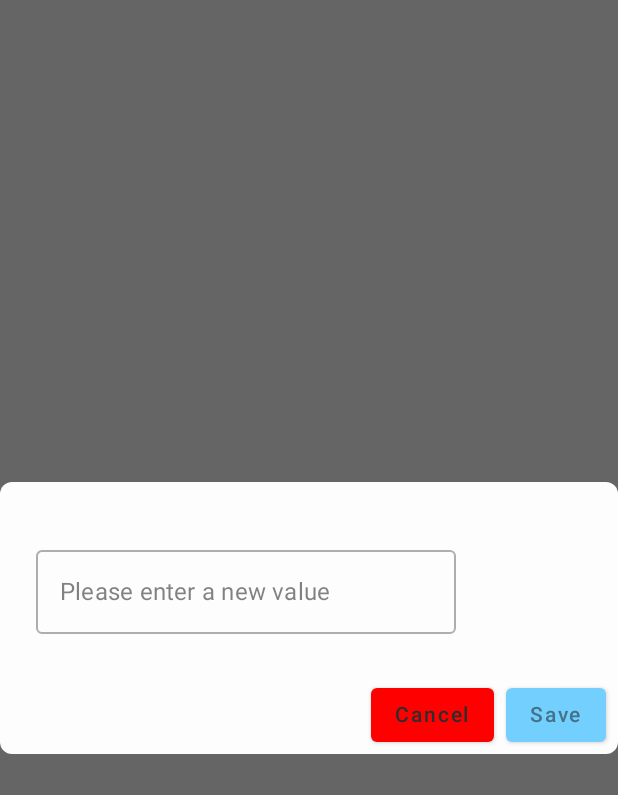
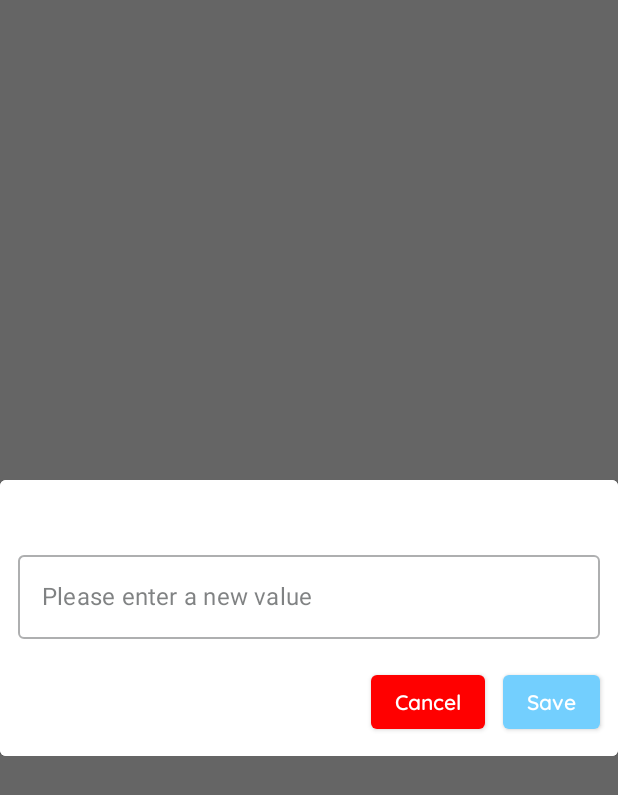
Before and after one commit to andriawan24/hydration-tracker-android, an Android app built with Jetpack Compose: the composable DialogEditValue called with empty values, on a phone screen of 412 x 824 dp. Shown: the top 795 px of the screen. Run offline under Robolectric (Android 15) with nearby library versions, the phone set to English and light mode, and no system bars; our stand-ins replace accompanist; 1 statement that could not run was skipped.

Commit message:
Move to basic dialog for settings

```diff
--- a/app/src/main/java/com/andriawan/hydrationtracker/ui/components/DialogEditValue.kt
+++ b/app/src/main/java/com/andriawan/hydrationtracker/ui/components/DialogEditValue.kt
@@ -1,14 +1,20 @@
 package com.andriawan.hydrationtracker.ui.components
 
-import androidx.compose.foundation.layout.Column
-import androidx.compose.foundation.layout.padding
+import androidx.compose.foundation.background
+import androidx.compose.foundation.layout.*
 import androidx.compose.foundation.text.KeyboardOptions
 import androidx.compose.material.*
 import androidx.compose.runtime.*
 import androidx.compose.ui.Modifier
+import androidx.compose.ui.draw.clip
 import androidx.compose.ui.graphics.Color
+import androidx.compose.ui.text.font.FontWeight
 import androidx.compose.ui.text.input.KeyboardType
+import androidx.compose.ui.tooling.preview.Preview
 import androidx.compose.ui.unit.dp
+import androidx.compose.ui.window.Dialog
+import androidx.compose.ui.window.DialogProperties
+import com.andriawan.hydrationtracker.theme.HydrationTrackerTheme
 
 @Composable
 fun DialogEditValue(
@@ -19,17 +25,22 @@ fun DialogEditValue(
 ) {
     var newValue by remember { mutableStateOf(value) }
 
-    AlertDialog(
-        title = {
-            Text(text = title, style = MaterialTheme.typography.h3)
-        },
-        onDismissRequest = {
-            onDismiss()
-        },
-        text = {
-            Column {
+    Dialog(onDismissRequest = { onDismiss() }) {
+        Card(
+            shape = MaterialTheme.shapes.small
+        ) {
+            Column(
+                modifier = Modifier
+                    .fillMaxWidth()
+                    .background(Color.White)
+                    .padding(12.dp),
+                verticalArrangement = Arrangement.spacedBy(18.dp)
+            ) {
+                Text(
+                    text = title, style = MaterialTheme.typography.h3
+                )
+
                 OutlinedTextField(
-                    modifier = Modifier.padding(top = 12.dp),
                     value = newValue,
                     onValueChange = {
                         newValue = it
@@ -39,28 +50,55 @@ fun DialogEditValue(
                     },
                     keyboardOptions = KeyboardOptions.Default.copy(
                         keyboardType = KeyboardType.Number
+                    ),
+                    textStyle = MaterialTheme.typography.body1,
+                    modifier = Modifier.fillMaxWidth()
                 )
-                )
-            }
-        },
-        confirmButton = {
-            Button(
-                onClick = {
-                    onSubmit(newValue)
-                }
+
+                Row(
+                    horizontalArrangement = Arrangement.End,
+                    modifier = Modifier.fillMaxWidth()
                 ) {
-                Text(text = "Save")
-            }
-        },
-        dismissButton = {
                     Button(
                         onClick = { onDismiss() },
                         colors = ButtonDefaults.buttonColors(
                             backgroundColor = Color.Red
                         )
                     ) {
-                Text(text = "Cancel")
+                        Text(
+                            text = "Cancel",
+                            style = MaterialTheme.typography.body1.copy(
+                                color = Color.White,
+                                fontWeight = FontWeight.SemiBold
+                            )
+                        )
+                    }
+
+                    Spacer(modifier = Modifier.width(12.dp))
+
+                    Button(
+                        onClick = {
+                            onSubmit(newValue)
+                        }
+                    ) {
+                        Text(
+                            text = "Save",
+                            style = MaterialTheme.typography.body1.copy(
+                                color = Color.White,
+                                fontWeight = FontWeight.SemiBold
+                            )
+                        )
                     }
                 }
-    )
             }
+        }
+    }
+}
+
+@Preview
+@Composable
+fun DialogEditValuePreview() {
+    HydrationTrackerTheme {
+        DialogEditValue(title = "Hello", value = "100", onSubmit = {}, onDismiss = {})
+    }
+}
```
Lines whose indentation alone changed are shown as unchanged.
